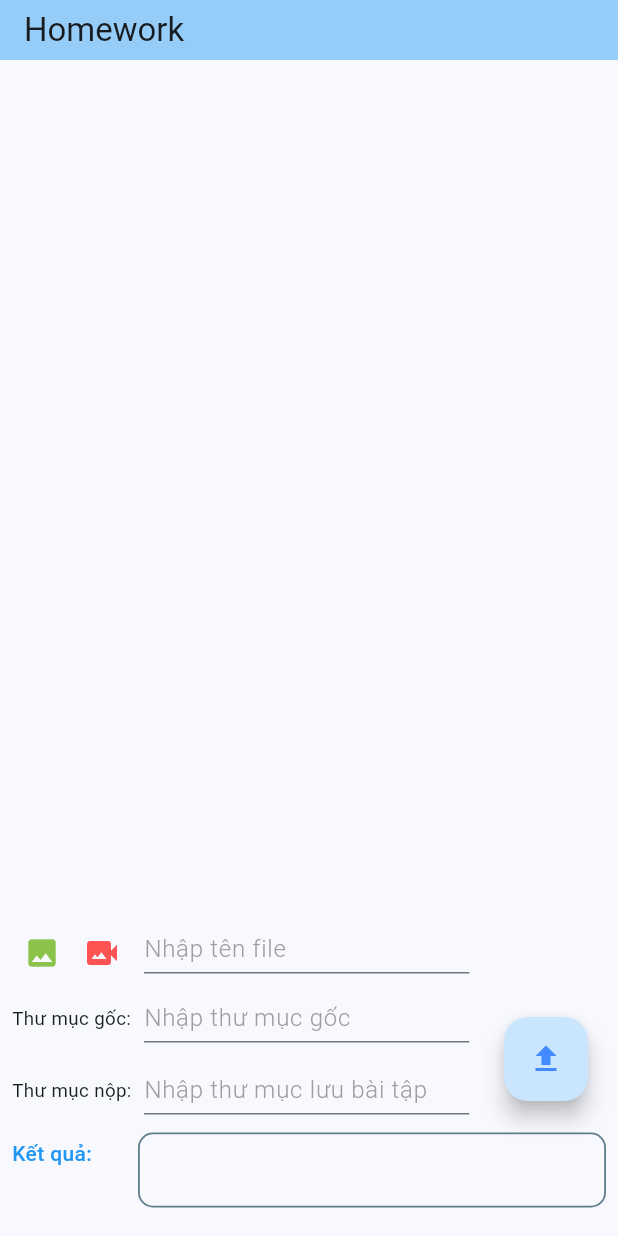
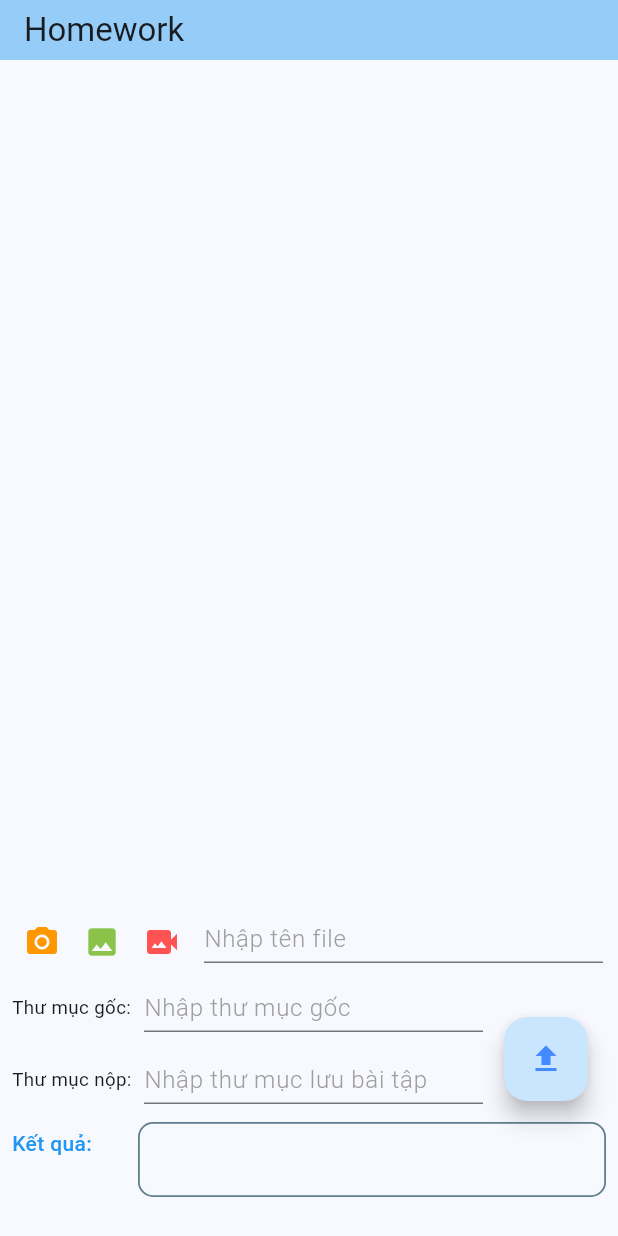
Before and after one commit to khanhkk96/ImagePdfApp, a Flutter app: the screen it shows after launch, after a tap on the "image" icon, on a phone screen of 412 x 824 dp. Run offline on Flutter 3.47's test engine with Material 3 defaults, Android fonts, the phone set to English and light mode, and no system bars; our stand-ins replace flutter_image_compress, fluttertoast, google_sign_in, image_picker, photo_view; missing offline and left inert: googleapis, video_compress, video_thumbnail.

Commit message:
khanhkk_add directly photos

```diff
--- a/lib/main.dart
+++ b/lib/main.dart
@@ -7,10 +7,17 @@ import 'package:image_picker/image_picker.dart';
 import 'package:make_pdf/utils.dart';
 import 'package:path/path.dart' as path;
 
+import 'preview_image.dart';
 import 'google.dart';
 
 void main() {
+  WidgetsFlutterBinding.ensureInitialized();
+  SystemChrome.setPreferredOrientations([
+    DeviceOrientation.portraitUp, // Allow only portrait up orientation
+  ]).then((_) {
     runApp(const MyApp());
+  });
+  // runApp(const MyApp());
 }
 
 class MyApp extends StatelessWidget {
@@ -248,7 +255,8 @@ class _MyHomePageState extends State<MyHomePage> {
 
     final ImagePicker picker = ImagePicker();
     images = await picker.pickMultiImage();
-    pickedFiles = images;
+    pickedFiles.clear();
+    pickedFiles.addAll(images);
     setState(() {});
   }
 
@@ -280,6 +288,28 @@ class _MyHomePageState extends State<MyHomePage> {
     setState(() {});
   }
 
+  Future<void> _takePicture() async {
+    videos = [];
+
+    final ImagePicker picker = ImagePicker();
+    final XFile? photo = await picker.pickImage(source: ImageSource.camera);
+
+    if (photo != null) {
+      pickedFiles.add(photo);
+      images.add(photo);
+      setState(() {});
+    }
+  }
+
+  void showImagePopup(BuildContext context, String imageUrl) {
+    showDialog(
+      context: context,
+      builder: (BuildContext context) {
+        return ImagePopup(imageUrl: imageUrl);
+      },
+    );
+  }
+
   @override
   Widget build(BuildContext context) {
     return Scaffold(
@@ -295,19 +325,24 @@ class _MyHomePageState extends State<MyHomePage> {
             crossAxisAlignment: CrossAxisAlignment.start,
             children: [
               Expanded(
-                  flex: 9,
+                  flex: 8,
                   child: Container(
                     margin: const EdgeInsets.all(8),
                     // Set top and left margins
                     child: GridView.builder(
                         itemCount: pickedFiles.length,
                         itemBuilder: (ctx, index) {
-                          return SizedBox(
+                          return GestureDetector(
+                            onTap: () {
+                              showImagePopup(context, pickedFiles[index].path);
+                            },
+                            child: SizedBox(
                               height: MediaQuery.of(context).size.height,
                               width: MediaQuery.of(context).size.width,
                               child: Image.file(
                                 File(pickedFiles[index].path),
                                 fit: BoxFit.contain,
+                              ),
                             ),
                           );
                         },
@@ -322,6 +357,21 @@ class _MyHomePageState extends State<MyHomePage> {
                 children: [
                   Container(
                     margin: const EdgeInsets.only(left: 8, top: 8),
+                    // Set top and left margins
+                    child: SizedBox(
+                      height: 40,
+                      width: 40,
+                      child: IconButton(
+                        icon: const Icon(
+                          Icons.photo_camera,
+                          color: Colors.orange,
+                        ),
+                        onPressed: _takePicture,
+                      ),
+                    ),
+                  ),
+                  Container(
+                    margin: const EdgeInsets.only(top: 8),
                     // Set top and left margins
                     child: SizedBox(
                       height: 40,
@@ -350,16 +400,19 @@ class _MyHomePageState extends State<MyHomePage> {
                       ),
                     ),
                   ),
-                  Container(
-                      margin: const EdgeInsets.only(left: 8, bottom: 4),
+                  Flexible(
+                    child: Container(
+                        margin: const EdgeInsets.only(
+                            left: 8, bottom: 4, right: 10),
                         height: 40,
-                      width: MediaQuery.of(context).size.width / 1.9,
+                        // width: MediaQuery.of(context).size.width / 1.9,
                         child: TextField(
                           controller: _textController,
                           decoration: const InputDecoration(
                             hintText: 'Nhập tên file',
                             hintStyle: TextStyle(
-                              color: Colors.grey, fontWeight: FontWeight.w300),
+                                color: Colors.grey,
+                                fontWeight: FontWeight.w300),
                             contentPadding: EdgeInsets.only(bottom: 0),
                           ),
                           autofocus: false,
@@ -371,7 +424,8 @@ class _MyHomePageState extends State<MyHomePage> {
                               filename = text;
                             });
                           },
-                      ))
+                        )),
+                  )
                 ],
               )),
               Row(
@@ -386,8 +440,9 @@ class _MyHomePageState extends State<MyHomePage> {
                   Flexible(
                     child: Container(
                         height: 40,
-                        margin: const EdgeInsets.only(left: 8, bottom: 8),
-                        width: MediaQuery.of(context).size.width / 1.9,
+                        margin: const EdgeInsets.only(
+                            left: 8, bottom: 8, right: 90),
+                        // width: MediaQuery.of(context).size.width / 1.9,
                         child: TextField(
                           controller: _rootDriveController,
                           decoration: const InputDecoration(
@@ -422,8 +477,9 @@ class _MyHomePageState extends State<MyHomePage> {
                   Flexible(
                     child: Container(
                         height: 40,
-                        margin: const EdgeInsets.only(left: 8, bottom: 8),
-                        width: MediaQuery.of(context).size.width / 1.9,
+                        margin: const EdgeInsets.only(
+                            left: 8, bottom: 8, right: 90),
+                        // width: MediaQuery.of(context).size.width / 1.9,
                         child: TextField(
                           controller: _driveController,
                           decoration: const InputDecoration(
--- a/lib/utils.dart
+++ b/lib/utils.dart
@@ -104,9 +104,8 @@ Future<XFile?> generateThumbnail(String videoPath) async {
   debugPrint('gen thumbnail image from: $videoPath');
   final thumbnailImageData = await VideoThumbnail.thumbnailData(
     video: videoPath,
-    imageFormat: ImageFormat.JPEG,
     maxWidth: 128, // Specify the desired thumbnail size
-    quality: 25,
+    quality: 100,
   );
 
   if (thumbnailImageData != null) {
--- a/pubspec.yaml
+++ b/pubspec.yaml
@@ -51,6 +51,7 @@ dependencies:
   video_thumbnail: ^0.5.3
   video_compress: ^3.1.2
   http_parser: ^4.0.2
+  photo_view: ^0.15.0
 
 dev_dependencies:
   flutter_test:
```
Also changed, not shown: lib/preview_image.dart (added, +44 -0 lines), pubspec.lock. Lines whose indentation alone changed are shown as unchanged.
